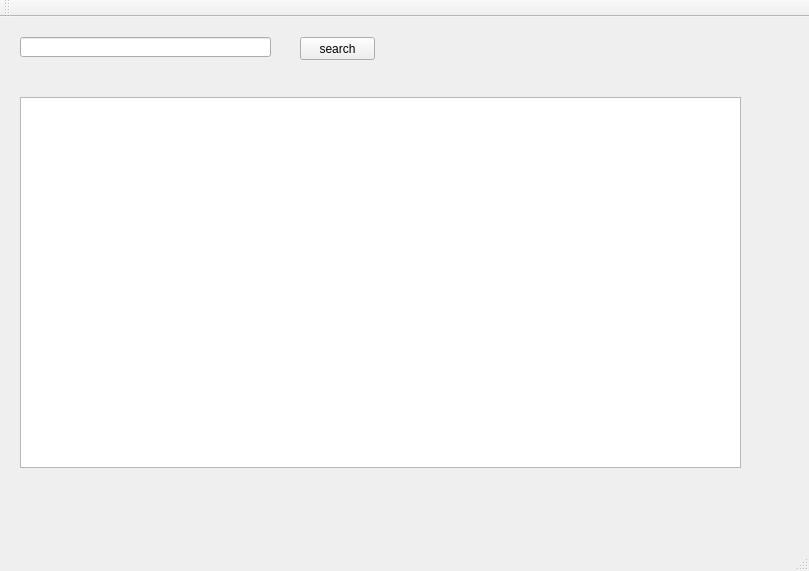
ragingo/QtSamples, file 001_niconico_search/mainwindow.ui: the form before one commit.
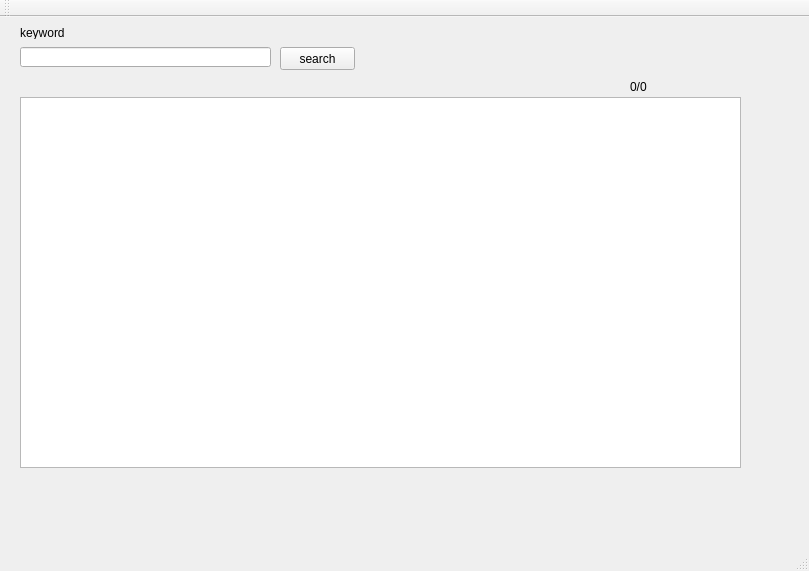
The form after the commit.

Diff of the .ui file:
```diff
--- a/001_niconico_search/mainwindow.ui
+++ b/001_niconico_search/mainwindow.ui
@@ -18,7 +18,7 @@
     <property name="geometry">
      <rect>
       <x>20</x>
-      <y>20</y>
+      <y>30</y>
       <width>251</width>
       <height>20</height>
      </rect>
@@ -27,8 +27,8 @@
    <widget class="QPushButton" name="btnSearch">
     <property name="geometry">
      <rect>
-      <x>300</x>
-      <y>20</y>
+      <x>280</x>
+      <y>30</y>
       <width>75</width>
       <height>23</height>
      </rect>
@@ -47,6 +47,32 @@
      </rect>
     </property>
    </widget>
+   <widget class="QLabel" name="labelKeyword">
+    <property name="geometry">
+     <rect>
+      <x>20</x>
+      <y>10</y>
+      <width>50</width>
+      <height>12</height>
+     </rect>
+    </property>
+    <property name="text">
+     <string>keyword</string>
+    </property>
+   </widget>
+   <widget class="QLabel" name="labelCounter">
+    <property name="geometry">
+     <rect>
+      <x>630</x>
+      <y>60</y>
+      <width>111</width>
+      <height>20</height>
+     </rect>
+    </property>
+    <property name="text">
+     <string>0/0</string>
+    </property>
+   </widget>
   </widget>
   <widget class="QMenuBar" name="menuBar">
    <property name="geometry">
```
